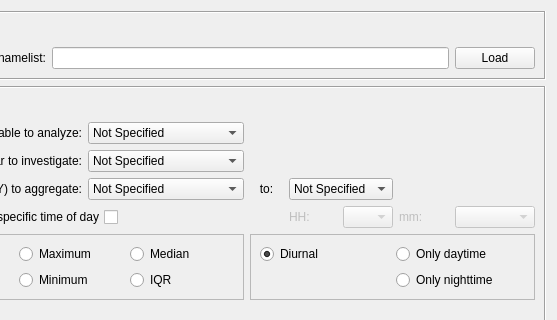
The window that SUEWSAnalyzer/suews_analyzer_dialog_base.ui (UMEP-dev/UMEP) describes before a commit, drawn with Qt 5; both pictures show x 540 to 1097 and y 0 to 320 of the 1097 by 558 pixel window.
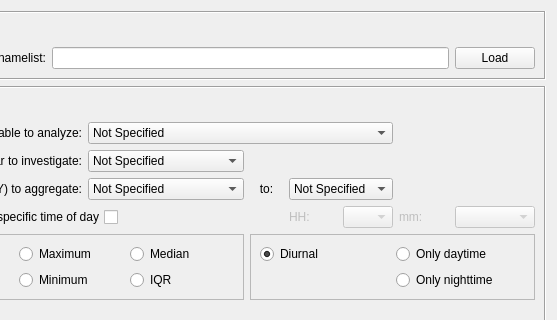
The same window after the commit.

Commit message: 1.2   : LONG TERM RELEASE. Response on issue #26. Bugfix in SUEWS interfaces.

```diff
--- a/SUEWSAnalyzer/suews_analyzer_dialog_base.ui
+++ b/SUEWSAnalyzer/suews_analyzer_dialog_base.ui
@@ -822,21 +822,6 @@
         <layout class="QGridLayout" name="gridLayout_7"/>
        </widget>
       </item>
-      <item row="1" column="2" colspan="3">
-       <widget class="QComboBox" name="comboBox_SpatialVariable">
-        <property name="enabled">
-         <bool>true</bool>
-        </property>
-        <property name="toolTip">
-         <string>Select a listed variable to process. If no variable is available, then no data if found in the Model output folder</string>
-        </property>
-        <item>
-         <property name="text">
-          <string>Not Specified</string>
-         </property>
-        </item>
-       </widget>
-      </item>
       <item row="0" column="0">
        <widget class="QLabel" name="label_31">
         <property name="text">
@@ -1049,6 +1034,21 @@
         </item>
        </widget>
       </item>
+      <item row="1" column="2" colspan="6">
+       <widget class="QComboBox" name="comboBox_SpatialVariable">
+        <property name="enabled">
+         <bool>true</bool>
+        </property>
+        <property name="toolTip">
+         <string>Select a listed variable to process. If no variable is available, then no data if found in the Model output folder</string>
+        </property>
+        <item>
+         <property name="text">
+          <string>Not Specified</string>
+         </property>
+        </item>
+       </widget>
+      </item>
      </layout>
     </widget>
    </item>
```
The commit also changes 18 other files.
